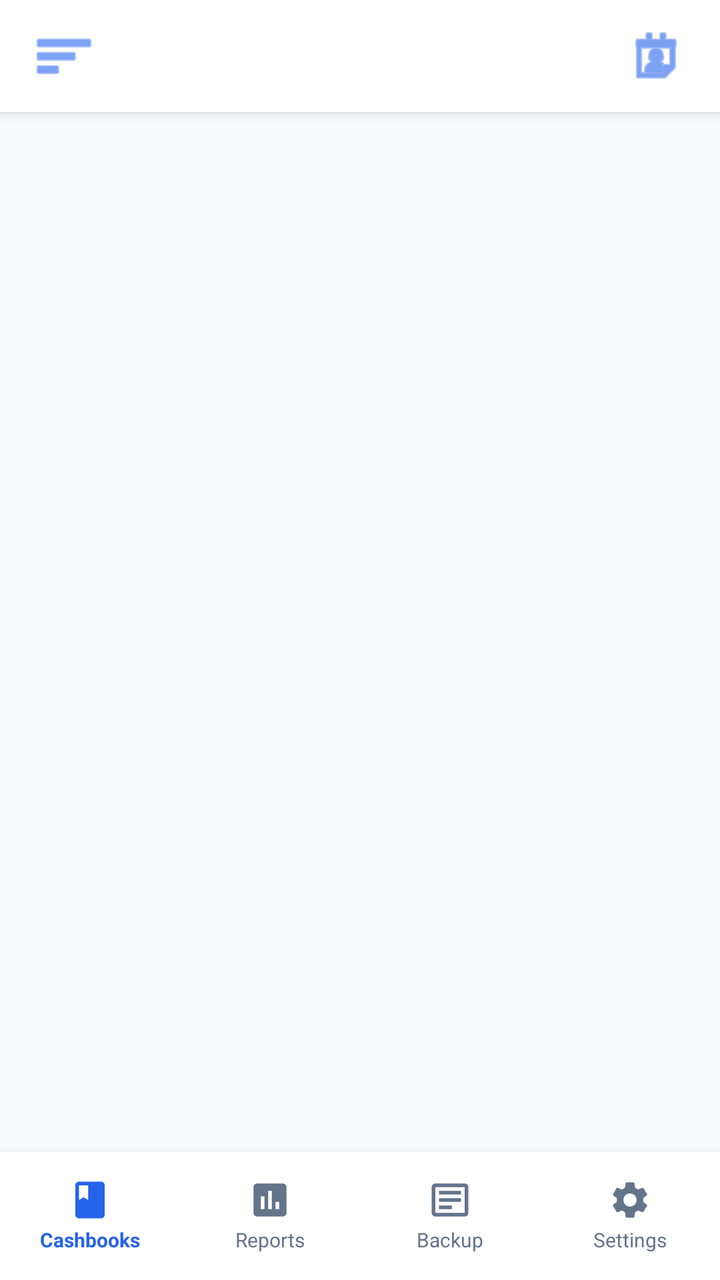
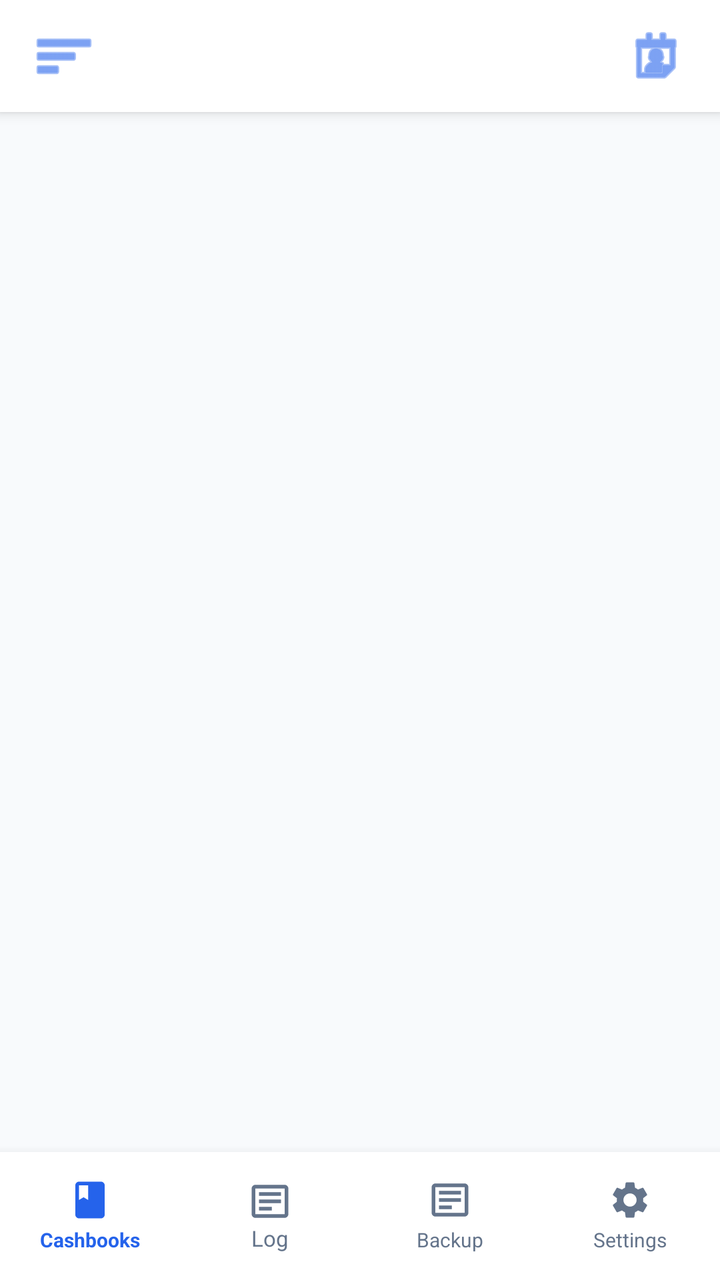

An Android layout rendered at two revisions. The XML below is the earlier revision; the diff shows what the commit changed to produce the second picture.
<!-- AndroidManifest.xml: application theme Theme.ExpenseOS -->
<!-- res/layout/activity_home.xml -->
<?xml version="1.0" encoding="utf-8"?>
<androidx.drawerlayout.widget.DrawerLayout xmlns:android="http://schemas.android.com/apk/res/android"
    android:id="@+id/drawerLayout"
    android:layout_width="match_parent"
    android:layout_height="match_parent">

    
    <LinearLayout
        android:layout_width="match_parent"
        android:layout_height="match_parent"
        android:background="@color/bg"
        android:orientation="vertical">

        
        <LinearLayout
            android:layout_width="match_parent"
            android:layout_height="56dp"
            android:background="@color/nav_bg"
            android:elevation="4dp"
            android:gravity="center_vertical"
            android:orientation="horizontal"
            android:paddingHorizontal="14dp">

            
            <ImageButton
                android:id="@+id/btnHamburger"
                android:layout_width="36dp"
                android:layout_height="36dp"
                android:layout_marginEnd="10dp"
                android:background="?attr/selectableItemBackgroundBorderless"
                android:contentDescription="Menu"
                android:src="@android:drawable/ic_menu_sort_by_size"
                android:tint="@color/primary" />

            <TextView
                android:id="@+id/tvBookTitle"
                android:layout_width="0dp"
                android:layout_height="wrap_content"
                android:layout_weight="1"
                android:ellipsize="end"
                android:maxLines="1"
                android:textColor="@color/primary"
                android:textSize="15sp"
                android:textStyle="bold" />

            
            <ImageButton
                android:id="@+id/btnCalendarView"
                android:layout_width="36dp"
                android:layout_height="36dp"
                android:background="?attr/selectableItemBackgroundBorderless"
                android:contentDescription="Calendar view"
                android:src="@android:drawable/ic_menu_my_calendar"
                android:tint="@color/primary" />
        </LinearLayout>

        
        <FrameLayout
            android:id="@+id/fragmentContainer"
            android:layout_width="match_parent"
            android:layout_height="0dp"
            android:layout_weight="1" />

        
        <LinearLayout
            android:layout_width="match_parent"
            android:layout_height="64dp"
            android:background="@color/nav_bg"
            android:elevation="8dp"
            android:orientation="horizontal">

            
            <LinearLayout
                android:id="@+id/navHome"
                android:layout_width="0dp"
                android:layout_height="match_parent"
                android:layout_weight="1"
                android:background="?attr/selectableItemBackground"
                android:clickable="true"
                android:focusable="true"
                android:gravity="center"
                android:orientation="vertical"
                android:padding="6dp">

                <ImageView
                    android:id="@+id/navHomeIcon"
                    android:layout_width="22dp"
                    android:layout_height="22dp"
                    android:src="@drawable/ic_book"
                    android:tint="@color/primary" />

                <TextView
                    android:id="@+id/navHomeLabel"
                    android:layout_width="wrap_content"
                    android:layout_height="wrap_content"
                    android:layout_marginTop="2dp"
                    android:text="Cashbooks"
                    android:textColor="@color/primary"
                    android:textSize="10sp"
                    android:textStyle="bold" />
            </LinearLayout>

            
            <LinearLayout
                android:id="@+id/navReports"
                android:layout_width="0dp"
                android:layout_height="match_parent"
                android:layout_weight="1"
                android:background="?attr/selectableItemBackground"
                android:clickable="true"
                android:focusable="true"
                android:gravity="center"
                android:orientation="vertical"
                android:padding="6dp">

                <ImageView
                    android:id="@+id/navReportsIcon"
                    android:layout_width="22dp"
                    android:layout_height="22dp"
                    android:src="@drawable/ic_reports"
                    android:tint="@color/text_muted" />

                <TextView
                    android:id="@+id/navReportsLabel"
                    android:layout_width="wrap_content"
                    android:layout_height="wrap_content"
                    android:layout_marginTop="2dp"
                    android:text="Reports"
                    android:textColor="@color/text_muted"
                    android:textSize="10sp" />
            </LinearLayout>

            
            <LinearLayout
                android:id="@+id/navBackup"
                android:layout_width="0dp"
                android:layout_height="match_parent"
                android:layout_weight="1"
                android:background="?attr/selectableItemBackground"
                android:clickable="true"
                android:focusable="true"
                android:gravity="center"
                android:orientation="vertical"
                android:padding="6dp">

                <ImageView
                    android:id="@+id/navBackupIcon"
                    android:layout_width="22dp"
                    android:layout_height="22dp"
                    android:src="@drawable/ic_passbook"
                    android:tint="@color/text_muted" />

                <TextView
                    android:id="@+id/navBackupLabel"
                    android:layout_width="wrap_content"
                    android:layout_height="wrap_content"
                    android:layout_marginTop="2dp"
                    android:text="Backup"
                    android:textColor="@color/text_muted"
                    android:textSize="10sp" />
            </LinearLayout>

            
            <LinearLayout
                android:id="@+id/navConfig"
                android:layout_width="0dp"
                android:layout_height="match_parent"
                android:layout_weight="1"
                android:background="?attr/selectableItemBackground"
                android:clickable="true"
                android:focusable="true"
                android:gravity="center"
                android:orientation="vertical"
                android:padding="6dp">

                <ImageView
                    android:id="@+id/navConfigIcon"
                    android:layout_width="22dp"
                    android:layout_height="22dp"
                    android:src="@drawable/ic_settings"
                    android:tint="@color/text_muted" />

                <TextView
                    android:id="@+id/navConfigLabel"
                    android:layout_width="wrap_content"
                    android:layout_height="wrap_content"
                    android:layout_marginTop="2dp"
                    android:text="Settings"
                    android:textColor="@color/text_muted"
                    android:textSize="10sp" />
            </LinearLayout>

        </LinearLayout>
    </LinearLayout>

    
    <LinearLayout
        android:id="@+id/sideDrawer"
        android:layout_width="260dp"
        android:layout_height="match_parent"
        android:layout_gravity="start"
        android:background="@color/bg_card"
        android:orientation="vertical">

        
        <LinearLayout
            android:layout_width="match_parent"
            android:layout_height="120dp"
            android:background="@color/primary"
            android:gravity="bottom"
            android:orientation="vertical"
            android:padding="16dp">

            <TextView
                android:layout_width="wrap_content"
                android:layout_height="wrap_content"
                android:text="📈 ExpenseOS"
                android:textColor="#FFFFFF"
                android:textSize="20sp"
                android:textStyle="bold" />

            <TextView
                android:id="@+id/drawerBookName"
                android:layout_width="wrap_content"
                android:layout_height="wrap_content"
                android:layout_marginTop="2dp"
                android:textColor="#CCFFFFFF"
                android:textSize="12sp" />
        </LinearLayout>

        
        <ScrollView
            android:layout_width="match_parent"
            android:layout_height="0dp"
            android:layout_weight="1">

            <LinearLayout
                android:layout_width="match_parent"
                android:layout_height="wrap_content"
                android:orientation="vertical"
                android:paddingTop="8dp">

                
                <LinearLayout
                    android:id="@+id/drawerBooks"
                    android:layout_width="match_parent"
                    android:layout_height="52dp"
                    android:background="?attr/selectableItemBackground"
                    android:clickable="true"
                    android:focusable="true"
                    android:gravity="center_vertical"
                    android:orientation="horizontal"
                    android:paddingHorizontal="18dp">

                    <TextView
                        android:layout_width="28dp"
                        android:layout_height="wrap_content"
                        android:text="📒"
                        android:textSize="18sp" />

                    <TextView
                        android:layout_width="wrap_content"
                        android:layout_height="wrap_content"
                        android:layout_marginStart="12dp"
                        android:text="Cash Books"
                        android:textColor="@color/text"
                        android:textSize="14sp" />
                </LinearLayout>

                
                <LinearLayout
                    android:id="@+id/drawerSettings"
                    android:layout_width="match_parent"
                    android:layout_height="52dp"
                    android:background="?attr/selectableItemBackground"
                    android:clickable="true"
                    android:focusable="true"
                    android:gravity="center_vertical"
                    android:orientation="horizontal"
                    android:paddingHorizontal="18dp">

                    <TextView
                        android:layout_width="28dp"
                        android:layout_height="wrap_content"
                        android:text="⚙"
                        android:textSize="18sp" />

                    <TextView
                        android:layout_width="wrap_content"
                        android:layout_height="wrap_content"
                        android:layout_marginStart="12dp"
                        android:text="Settings"
                        android:textColor="@color/text"
                        android:textSize="14sp" />
                </LinearLayout>

                
                <LinearLayout
                    android:id="@+id/drawerBudget"
                    android:layout_width="match_parent"
                    android:layout_height="52dp"
                    android:background="?attr/selectableItemBackground"
                    android:clickable="true"
                    android:focusable="true"
                    android:gravity="center_vertical"
                    android:orientation="horizontal"
                    android:paddingHorizontal="18dp">

                    <TextView
                        android:layout_width="28dp"
                        android:layout_height="wrap_content"
                        android:text="💰"
                        android:textSize="18sp" />

                    <TextView
                        android:layout_width="wrap_content"
                        android:layout_height="wrap_content"
                        android:layout_marginStart="12dp"
                        android:text="Budget"
                        android:textColor="@color/text"
                        android:textSize="14sp" />
                </LinearLayout>

                
                <View
                    android:layout_width="match_parent"
                    android:layout_height="1dp"
                    android:layout_marginVertical="6dp"
                    android:background="@color/border" />

                
                <LinearLayout
                    android:id="@+id/drawerAudit"
                    android:layout_width="match_parent"
                    android:layout_height="52dp"
                    android:background="?attr/selectableItemBackground"
                    android:clickable="true"
                    android:focusable="true"
                    android:gravity="center_vertical"
                    android:orientation="horizontal"
                    android:paddingHorizontal="18dp">

                    <TextView
                        android:layout_width="28dp"
                        android:layout_height="wrap_content"
                        android:text="📋"
                        android:textSize="18sp" />

                    <TextView
                        android:layout_width="wrap_content"
                        android:layout_height="wrap_content"
                        android:layout_marginStart="12dp"
                        android:text="Audit Log"
                        android:textColor="@color/text"
                        android:textSize="14sp" />
                </LinearLayout>

                
                <LinearLayout
                    android:id="@+id/drawerScheduler"
                    android:layout_width="match_parent"
                    android:layout_height="52dp"
                    android:background="?attr/selectableItemBackground"
                    android:clickable="true"
                    android:focusable="true"
                    android:gravity="center_vertical"
                    android:orientation="horizontal"
                    android:paddingHorizontal="18dp">

                    <TextView
                        android:layout_width="28dp"
                        android:layout_height="wrap_content"
                        android:text="⏱"
                        android:textSize="18sp" />

                    <TextView
                        android:layout_width="wrap_content"
                        android:layout_height="wrap_content"
                        android:layout_marginStart="12dp"
                        android:text="Schedulers"
                        android:textColor="@color/text"
                        android:textSize="14sp" />
                </LinearLayout>

                
                <LinearLayout
                    android:id="@+id/drawerConsoleLog"
                    android:layout_width="match_parent"
                    android:layout_height="52dp"
                    android:background="?attr/selectableItemBackground"
                    android:clickable="true"
                    android:focusable="true"
                    android:gravity="center_vertical"
                    android:orientation="horizontal"
                    android:paddingHorizontal="18dp">

                    <TextView
                        android:layout_width="28dp"
                        android:layout_height="wrap_content"
                        android:text="🖥"
                        android:textSize="18sp" />

                    <TextView
                        android:layout_width="wrap_content"
                        android:layout_height="wrap_content"
                        android:layout_marginStart="12dp"
                        android:text="Console Log"
                        android:textColor="@color/text"
                        android:textSize="14sp" />
                </LinearLayout>

            </LinearLayout>
        </ScrollView>

        
        <TextView
            android:layout_width="match_parent"
            android:layout_height="wrap_content"
            android:gravity="center"
            android:padding="12dp"
            android:text="ExpenseOS v1.0"
            android:textColor="@color/text_hint"
            android:textSize="11sp" />
    </LinearLayout>

</androidx.drawerlayout.widget.DrawerLayout>
<!-- resources referenced by this layout -->
<resources>
  <color name="bg">#F8FAFC</color>
  <color name="bg_card">#FFFFFF</color>
  <color name="border">#E2E8F0</color>
  <color name="nav_bg">#FFFFFF</color>
  <color name="primary">#2563EB</color>
  <color name="text">#1E293B</color>
  <color name="text_hint">#94A3B8</color>
  <color name="text_muted">#64748B</color>
  <!-- drawable ic_book (drawable) -->
  <?xml version="1.0" encoding="utf-8"?>
  <vector xmlns:android="http://schemas.android.com/apk/res/android"
      android:width="24dp" android:height="24dp"
      android:viewportWidth="24" android:viewportHeight="24">
      <path android:fillColor="#000000"
          android:pathData="M18,2H6c-1.1,0 -2,0.9 -2,2v16c0,1.1 0.9,2 2,2h12c1.1,0 2,-0.9 2,-2L20,4c0,-1.1 -0.9,-2 -2,-2zM6,4h5v8l-2.5,-1.5L6,12L6,4z"/>
  </vector>
  <!-- drawable ic_passbook (drawable) -->
  <?xml version="1.0" encoding="utf-8"?>
  <vector xmlns:android="http://schemas.android.com/apk/res/android"
      android:width="24dp" android:height="24dp"
      android:viewportWidth="24" android:viewportHeight="24">
      <path android:fillColor="#000000"
          android:pathData="M20,3L4,3c-1.1,0 -2,0.9 -2,2v14c0,1.1 0.9,2 2,2h16c1.1,0 2,-0.9 2,-2L22,5c0,-1.1 -0.9,-2 -2,-2zM20,19L4,19L4,5h16v14zM6,7h12v2L6,9zM6,11h12v2L6,13zM6,15h7v2L6,17z"/>
  </vector>
  <!-- drawable ic_reports (drawable) -->
  <?xml version="1.0" encoding="utf-8"?>
  <vector xmlns:android="http://schemas.android.com/apk/res/android"
      android:width="24dp"
      android:height="24dp"
      android:viewportWidth="24"
      android:viewportHeight="24">
      <path
          android:fillColor="@android:color/black"
          android:pathData="M19,3H5C3.9,3 3,3.9 3,5v14c0,1.1 0.9,2 2,2h14c1.1,0 2,-0.9 2,-2V5C21,3.9 20.1,3 19,3zM9,17H7v-7h2V17zM13,17h-2V7h2V17zM17,17h-2v-4h2V17z" />
  </vector>
  <!-- drawable ic_settings (drawable) -->
  <?xml version="1.0" encoding="utf-8"?>
  <vector xmlns:android="http://schemas.android.com/apk/res/android"
      android:width="24dp" android:height="24dp"
      android:viewportWidth="24" android:viewportHeight="24">
      <path android:fillColor="#000000"
          android:pathData="M19.14,12.94c0.04,-0.3 0.06,-0.61 0.06,-0.94c0,-0.32 -0.02,-0.64 -0.07,-0.94l2.03,-1.58c0.18,-0.14 0.23,-0.41 0.12,-0.61l-1.92,-3.32c-0.12,-0.22 -0.37,-0.29 -0.59,-0.22l-2.39,0.96c-0.5,-0.38 -1.03,-0.7 -1.62,-0.94L14.4,2.81c-0.04,-0.24 -0.24,-0.41 -0.48,-0.41h-3.84c-0.24,0 -0.43,0.17 -0.47,0.41L9.25,5.35C8.66,5.59 8.12,5.92 7.63,6.29L5.24,5.33c-0.22,-0.08 -0.47,0 -0.59,0.22L2.74,8.87C2.62,9.08 2.66,9.34 2.86,9.48l2.03,1.58C4.84,11.36 4.8,11.69 4.8,12s0.02,0.64 0.07,0.94l-2.03,1.58c-0.18,0.14 -0.23,0.41 -0.12,0.61l1.92,3.32c0.12,0.22 0.37,0.29 0.59,0.22l2.39,-0.96c0.5,0.38 1.03,0.7 1.62,0.94l0.36,2.54c0.05,0.24 0.24,0.41 0.48,0.41h3.84c0.24,0 0.44,-0.17 0.47,-0.41l0.36,-2.54c0.59,-0.24 1.13,-0.56 1.62,-0.94l2.39,0.96c0.22,0.08 0.47,0 0.59,-0.22l1.92,-3.32c0.12,-0.22 0.07,-0.47 -0.12,-0.61L19.14,12.94zM12,15.6c-1.98,0 -3.6,-1.62 -3.6,-3.6s1.62,-3.6 3.6,-3.6s3.6,1.62 3.6,3.6S13.98,15.6 12,15.6z"/>
  </vector>
  <style name="Theme.ExpenseOS" parent="Theme.MaterialComponents.Light.NoActionBar">
          <item name="colorPrimary">@color/primary</item>
          <item name="colorPrimaryDark">@color/primary_dark</item>
          <item name="colorAccent">@color/primary</item>
          <item name="android:windowBackground">@color/bg</item>
          <item name="android:fontFamily">sans-serif</item>
          <item name="android:statusBarColor">@color/primary_dark</item>
      </style>
  <color name="primary_dark">#1D4ED8</color>
</resources>

<!-- the commit's change to res/layout/activity_home.xml (unified diff, before → after) -->
@@ -1,5 +1,6 @@
 <?xml version="1.0" encoding="utf-8"?>
 <androidx.drawerlayout.widget.DrawerLayout xmlns:android="http://schemas.android.com/apk/res/android"
+    xmlns:app="http://schemas.android.com/apk/res-auto"
     android:id="@+id/drawerLayout"
     android:layout_width="match_parent"
     android:layout_height="match_parent">
@@ -101,8 +102,38 @@
             </LinearLayout>
 
             
+            
+            
+            
+            
+            
+            
+            
+            
+            
+            
+            
+
+            
+            
+            
+            
+            
+            
+
+            
+            
+            
+            
+            
+            
+            
+            
+            
+
+            
             <LinearLayout
-                android:id="@+id/navReports"
+                android:id="@+id/navLog"
                 android:layout_width="0dp"
                 android:layout_height="match_parent"
                 android:layout_weight="1"
@@ -110,24 +141,22 @@
                 android:clickable="true"
                 android:focusable="true"
                 android:gravity="center"
-                android:orientation="vertical"
-                android:padding="6dp">
+                android:orientation="vertical">
 
                 <ImageView
-                    android:id="@+id/navReportsIcon"
+                    android:id="@+id/navLogIcon"
                     android:layout_width="22dp"
                     android:layout_height="22dp"
-                    android:src="@drawable/ic_reports"
-                    android:tint="@color/text_muted" />
+                    android:src="@drawable/ic_passbook"
+                    app:tint="@color/text_muted" />
 
                 <TextView
-                    android:id="@+id/navReportsLabel"
+                    android:id="@+id/navLogLabel"
                     android:layout_width="wrap_content"
                     android:layout_height="wrap_content"
-                    android:layout_marginTop="2dp"
-                    android:text="Reports"
+                    android:text="Log"
                     android:textColor="@color/text_muted"
-                    android:textSize="10sp" />
+                    android:textSize="11sp" />
             </LinearLayout>
 
             
<!-- resource entries referenced after the edit -->
@@ -24,17 +24,6 @@
       <path android:fillColor="#000000"
           android:pathData="M20,3L4,3c-1.1,0 -2,0.9 -2,2v14c0,1.1 0.9,2 2,2h16c1.1,0 2,-0.9 2,-2L22,5c0,-1.1 -0.9,-2 -2,-2zM20,19L4,19L4,5h16v14zM6,7h12v2L6,9zM6,11h12v2L6,13zM6,15h7v2L6,17z"/>
   </vector>
-  <!-- drawable ic_reports (drawable) -->
-  <?xml version="1.0" encoding="utf-8"?>
-  <vector xmlns:android="http://schemas.android.com/apk/res/android"
-      android:width="24dp"
-      android:height="24dp"
-      android:viewportWidth="24"
-      android:viewportHeight="24">
-      <path
-          android:fillColor="@android:color/black"
-          android:pathData="M19,3H5C3.9,3 3,3.9 3,5v14c0,1.1 0.9,2 2,2h14c1.1,0 2,-0.9 2,-2V5C21,3.9 20.1,3 19,3zM9,17H7v-7h2V17zM13,17h-2V7h2V17zM17,17h-2v-4h2V17z" />
-  </vector>
   <!-- drawable ic_settings (drawable) -->
   <?xml version="1.0" encoding="utf-8"?>
   <vector xmlns:android="http://schemas.android.com/apk/res/android"
